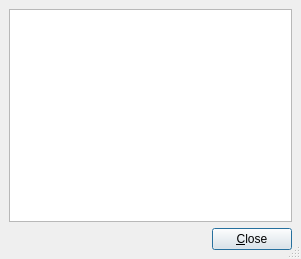
cburschka/lyx, file src/frontends/qt4/ui/ShowFileUi.ui: the form before one commit.
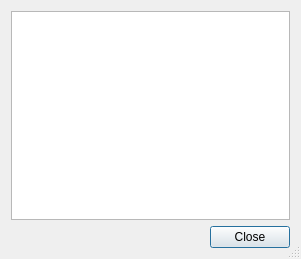
The form after the commit.

Commit message: QDialogButtonBox for the remaining dialogs.

Patch:
```diff
--- a/src/frontends/qt4/ui/ShowFileUi.ui
+++ b/src/frontends/qt4/ui/ShowFileUi.ui
@@ -15,51 +15,16 @@
   <property name="sizeGripEnabled" >
    <bool>true</bool>
   </property>
-  <layout class="QGridLayout" >
-   <property name="margin" >
-    <number>9</number>
-   </property>
-   <property name="spacing" >
-    <number>6</number>
-   </property>
-   <item row="0" column="0" >
-    <widget class="QTextBrowser" name="textTB" />
+  <layout class="QGridLayout" name="gridLayout">
+   <item row="0" column="0">
+    <widget class="QTextBrowser" name="textTB"/>
    </item>
-   <item row="1" column="0" >
-    <layout class="QHBoxLayout" >
-     <property name="margin" >
-      <number>0</number>
+   <item row="1" column="0">
+    <widget class="QDialogButtonBox" name="buttonBox">
+     <property name="standardButtons">
+      <set>QDialogButtonBox::Close</set>
      </property>
-     <property name="spacing" >
-      <number>6</number>
-     </property>
-     <item>
-      <spacer>
-       <property name="orientation" >
-        <enum>Qt::Horizontal</enum>
-       </property>
-       <property name="sizeType" >
-        <enum>QSizePolicy::Expanding</enum>
-       </property>
-       <property name="sizeHint" >
-        <size>
-         <width>20</width>
-         <height>20</height>
-        </size>
-       </property>
-      </spacer>
-     </item>
-     <item>
-      <widget class="QPushButton" name="closePB" >
-       <property name="text" >
-        <string>&amp;Close</string>
-       </property>
-       <property name="default" >
-        <bool>true</bool>
-       </property>
-      </widget>
-     </item>
-    </layout>
+    </widget>
    </item>
   </layout>
  </widget>
```
Left out of the diff: 14 changed lines with no effect on the pictures. The commit also changes 24 other files.
